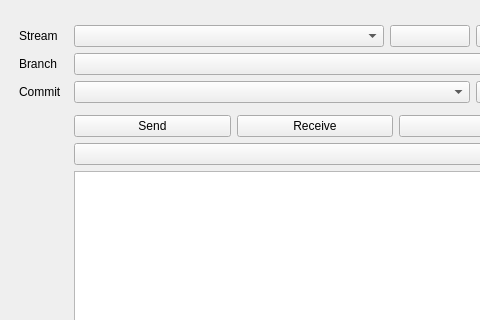
First picture: the form in qt_ui/ui/dockwidget_main.ui, repository specklesystems/specklepy_qt_ui, before the edit; both pictures show x 0 to 480 and y 0 to 320 of the 575 by 651 pixel window.
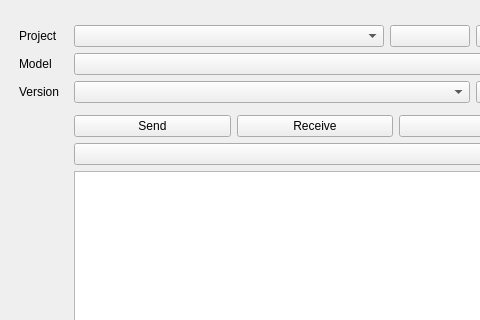
Second picture: the form after the edit.

Diff of the .ui file:
```diff
--- a/qt_ui/ui/dockwidget_main.ui
+++ b/qt_ui/ui/dockwidget_main.ui
@@ -39,7 +39,7 @@
         <item row="1" column="0">
          <widget class="QLabel" name="streamListLabel">
           <property name="text">
-           <string>Stream</string>
+           <string>Project</string>
           </property>
          </widget>
         </item>
@@ -77,7 +77,7 @@
         <item row="2" column="0">
          <widget class="QLabel" name="streamBranchLabel">
           <property name="text">
-           <string>Branch</string>
+           <string>Model</string>
           </property>
          </widget>
         </item>
@@ -87,7 +87,7 @@
         <item row="3" column="0">
          <widget class="QLabel" name="commitLabel">
           <property name="text">
-           <string>Commit</string>
+           <string>Version</string>
           </property>
          </widget>
         </item>
```
